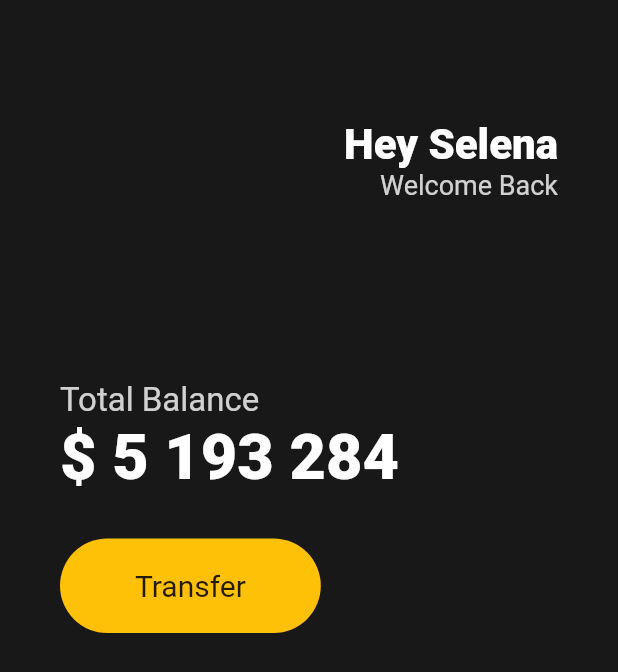
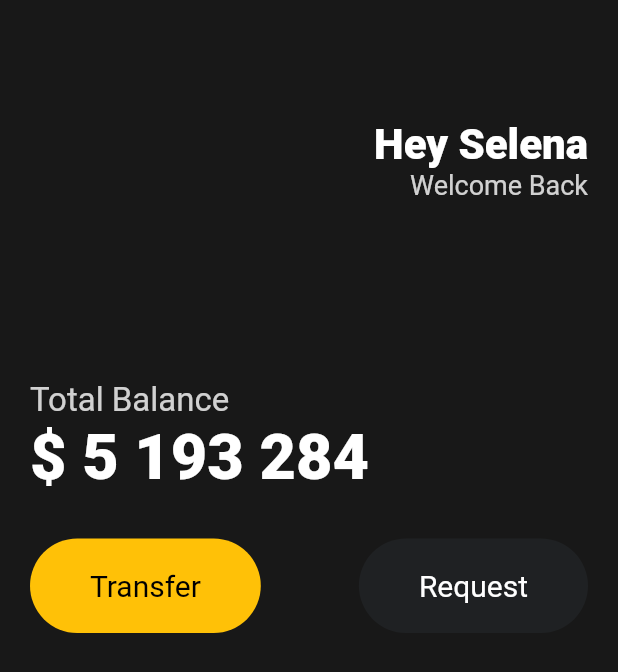
Before and after one commit to gurumee92/getting-started-flutter, a Flutter app: the screen it shows after launch, on a phone screen of 412 x 824 dp. Shown: the top 672 px of the screen. Run offline on Flutter 3.47's test engine with Material 2 defaults, Android fonts, the phone set to English and light mode, and no system bars.

Commit message:
feat: Add Widget button

```diff
--- a/ui_challenge/lib/main.dart
+++ b/ui_challenge/lib/main.dart
@@ -1,4 +1,5 @@
 import 'package:flutter/material.dart';
+import 'package:ui_challenge/widgets/button.dart';
 
 void main() {
   runApp(const App());
@@ -13,7 +14,9 @@ class App extends StatelessWidget {
       home: Scaffold(
         backgroundColor: const Color(0xFF181818),
         body: Padding(
-          padding: const EdgeInsets.symmetric(horizontal: 40),
+          padding: const EdgeInsets.symmetric(
+            horizontal: 20,
+          ),
           child: Column(
             crossAxisAlignment: CrossAxisAlignment.start,
             children: [
@@ -66,26 +69,19 @@ class App extends StatelessWidget {
               const SizedBox(
                 height: 30,
               ),
-              Row(
+              const Row(
+                mainAxisAlignment: MainAxisAlignment.spaceBetween,
                 children: [
-                  Container(
-                    decoration: BoxDecoration(
-                      color: Colors.amber,
-                      borderRadius: BorderRadius.circular(45),
-                    ),
-                    child: const Padding(
-                      padding: EdgeInsets.symmetric(
-                        vertical: 20,
-                        horizontal: 50,
-                      ),
-                      child: Text(
-                        "Transfer",
-                        style: TextStyle(
-                          fontSize: 20,
-                        ),
-                      ),
-                    ),
-                  )
+                  Button(
+                    text: "Transfer",
+                    backgroundColor: Colors.amber,
+                    textColor: Colors.black,
+                  ),
+                  Button(
+                    text: "Request",
+                    backgroundColor: Color(0xFF1F2123),
+                    textColor: Colors.white,
+                  ),
                 ],
               ),
             ],
--- /dev/null
+++ b/ui_challenge/lib/widgets/button.dart
@@ -0,0 +1,37 @@
+import 'package:flutter/material.dart';
+
+class Button extends StatelessWidget {
+  final String text;
+  final Color backgroundColor;
+  final Color textColor;
+
+  const Button({
+    super.key,
+    required this.text,
+    required this.backgroundColor,
+    required this.textColor,
+  });
+
+  @override
+  Widget build(BuildContext context) {
+    return Container(
+      decoration: BoxDecoration(
+        color: backgroundColor,
+        borderRadius: BorderRadius.circular(45),
+      ),
+      child: Padding(
+        padding: const EdgeInsets.symmetric(
+          vertical: 20,
+          horizontal: 40,
+        ),
+        child: Text(
+          text,
+          style: TextStyle(
+            fontSize: 20,
+            color: textColor,
+          ),
+        ),
+      ),
+    );
+  }
+}
```
